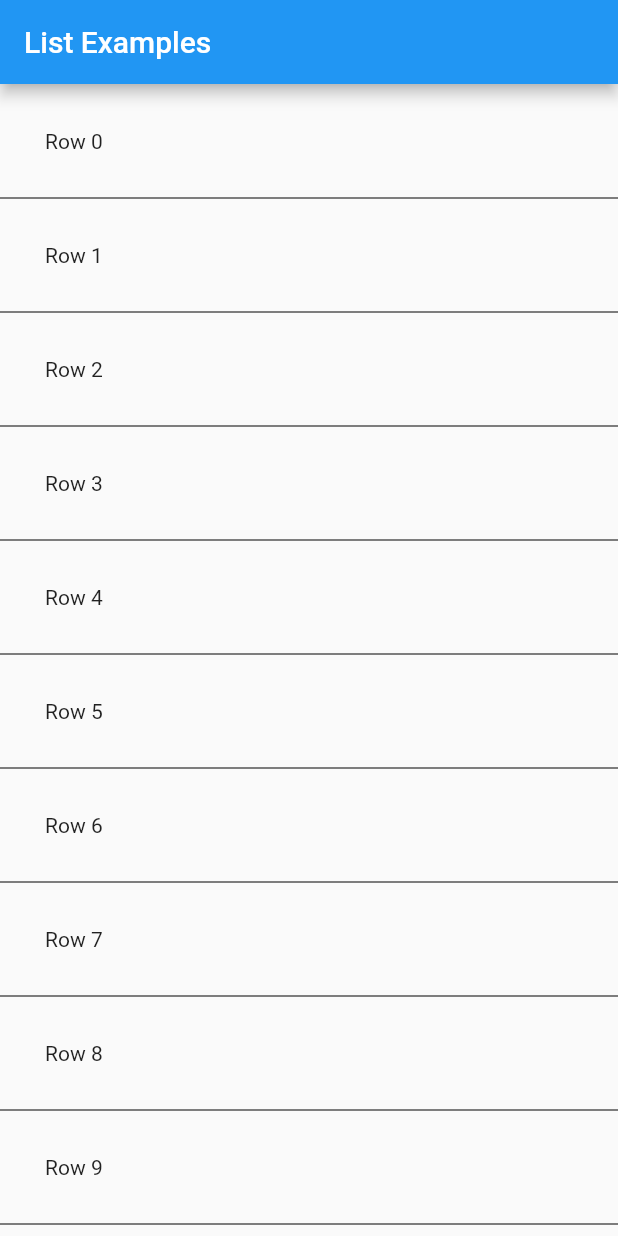
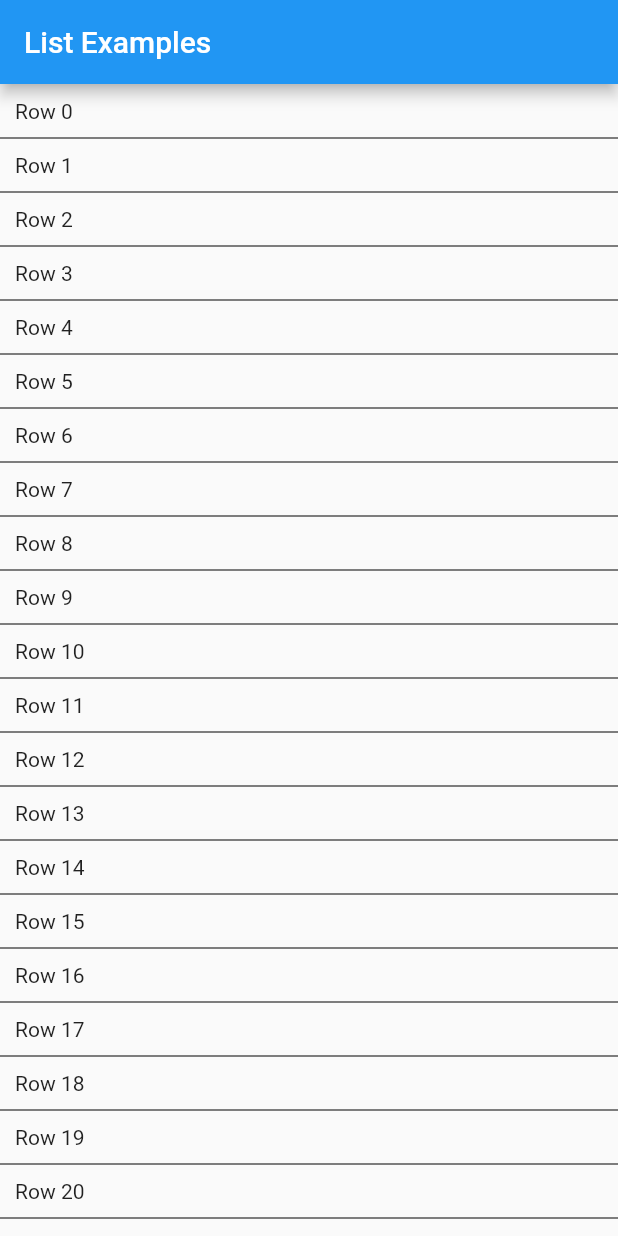
Before and after one commit to yaostyle/Flutter-Examples-Lab, a Flutter app: the screen it shows after launch, on a phone screen of 412 x 824 dp. Run offline on Flutter 3.47's test engine with Material 2 defaults, Android fonts, the phone set to English and light mode, and no system bars.

Commit message:
Adds dyanmic lists example

```diff
--- /dev/null
+++ b/2019/dynamic_lists_example/lib/main.dart
@@ -0,0 +1,58 @@
+import 'package:flutter/material.dart';
+
+void main() => runApp(MyApp());
+
+class MyApp extends StatelessWidget {
+  @override
+  Widget build(BuildContext context) {
+    return MaterialApp(
+      title: 'Flutter Dynamic Lists',
+      theme: ThemeData(primarySwatch: Colors.blue),
+      home: ListExamplePage(),
+    );
+  }
+}
+
+class ListExamplePage extends StatelessWidget {
+  @override
+  Widget build(BuildContext context) {
+    return Scaffold(
+        appBar: AppBar(
+          title: Text('List Example'),
+        ),
+        body: ListView.builder(
+          itemBuilder: (BuildContext context, int position) =>
+              //_getRowWithBoxDecoration(pos)
+              _getRowWithDivider(position),
+          itemCount: 10,
+        ));
+  }
+}
+
+Widget _getRowWithDivider(int i) {
+  var children = <Widget>[
+    Padding(
+      padding: EdgeInsets.all(10.0),
+      child: Text('Row $i'),
+    ),
+    Divider(
+      height: 5.0,
+    ),
+  ];
+
+  return Column(
+    crossAxisAlignment: CrossAxisAlignment.start,
+    children: children,
+  );
+}
+
+Widget _getRowWithBoxDecoration(int i) {
+  return Container(
+    decoration: BoxDecoration(
+        border: Border(bottom: BorderSide(color: Colors.grey[100]))),
+    child: Padding(
+      padding: EdgeInsets.all(10.0),
+      child: Text('Row $i'),
+    ),
+  );
+}
--- a/2019/lists_example/lib/main.dart
+++ b/2019/lists_example/lib/main.dart
@@ -33,7 +33,7 @@ _getListData() {
   List<Widget> widgets = [];
   for (int i = 0; i < 100; i++) {
     widgets.add(Padding(
-      padding: EdgeInsets.all(30.0),
+      padding: EdgeInsets.all(10.0),
       child: Text('Row $i'),
     ));
   }
```
Also changed, not shown: 2019/dynamic_lists_example/pubspec.yaml (added, +72 -0 lines), 2019/dynamic_lists_example/pubspec.lock (added), 55 other files.
